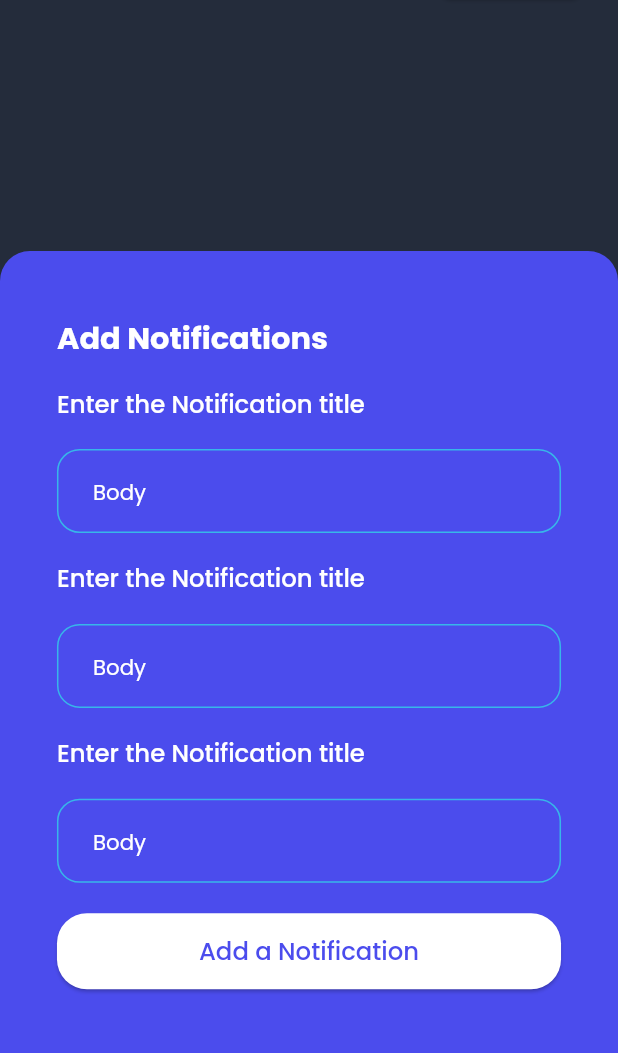
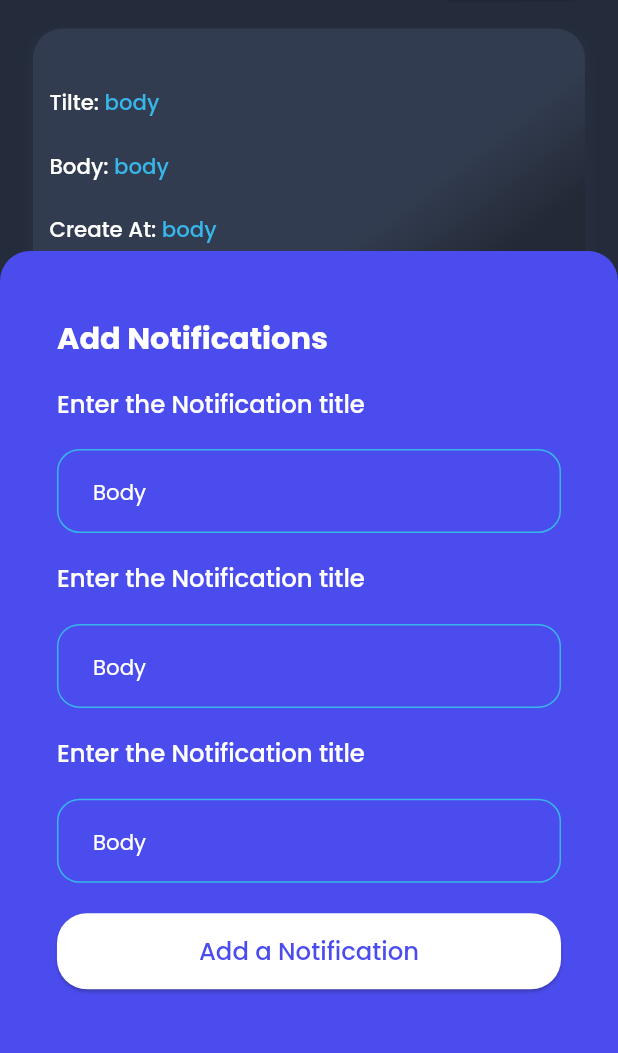
Before and after one commit to Abd44Arfat/full-ecommerce, a Flutter app: the AddNotificationsScreen screen opened directly, after a tap on "Add", on a phone screen of 412 x 824 dp, the part 177-1230 px from its top. Run offline on Flutter 3.47's test engine with Material 3 defaults, Android fonts, the phone set to English and light mode, and no system bars; our stand-ins replace animate_do, cached_network_image, connectivity_plus, dio, firebase_core, firebase_messaging and 13 more; accounts and stored records are empty; generated files the repository leaves out were written again.

Commit message:
finish and and edit notification ui

```diff
--- a/lib/features/admin/add_notifications/presentation/refactors/add_notification_body.dart
+++ b/lib/features/admin/add_notifications/presentation/refactors/add_notification_body.dart
@@ -1,3 +1,4 @@
+import 'package:asroo_store/features/admin/add_notifications/presentation/widgets/add_notification_item.dart';
 import 'package:asroo_store/features/admin/add_notifications/presentation/widgets/craete_notification.dart';
 import 'package:flutter/material.dart';
 import 'package:flutter_screenutil/flutter_screenutil.dart';
@@ -9,12 +10,36 @@ class AddNotificationBody extends StatelessWidget {
   Widget build(BuildContext context) {
     return Padding(
       padding: EdgeInsets.symmetric(horizontal: 20.w, vertical: 30.h),
-      child:Column(children: [
-
+      child: Column(
+        children: [
 //create notification title
-CraeteNotification()
-
-      ],) ,
+          CraeteNotification(),
+//get all  notification
+          Expanded(
+              child: CustomScrollView(
+            slivers: [
+              SliverToBoxAdapter(
+                child: SizedBox(
+                  height: 20.h,
+                ),
+              ),
+              SliverToBoxAdapter(
+                child: ListView.separated(
+                  itemCount: 3,
+                  shrinkWrap: true,
+                  physics: const NeverScrollableScrollPhysics(),
+                  separatorBuilder: (context, index) => SizedBox(
+                    height: 15.h,
+                  ),
+                  itemBuilder: (context, index) {
+                    return AddNotificationItem();
+                  },
+                ),
+              )
+            ],
+          ))
+        ],
+      ),
     );
   }
 }
--- /dev/null
+++ b/lib/features/admin/add_notifications/presentation/widgets/add_notification_item.dart
@@ -0,0 +1,95 @@
+import 'package:asroo_store/core/common/widgets/custom_container_linear_admin.dart';
+import 'package:asroo_store/core/common/widgets/text_app.dart';
+import 'package:asroo_store/core/extensions/context_extension.dart';
+import 'package:asroo_store/core/style/colors/colors_dark.dart';
+import 'package:asroo_store/core/style/fonts/font_family_helper.dart';
+import 'package:asroo_store/core/style/fonts/font_weight_helper.dart';
+
+import 'package:flutter/material.dart';
+import 'package:flutter_screenutil/flutter_screenutil.dart';
+
+class AddNotificationItem extends StatelessWidget {
+  const AddNotificationItem({
+    super.key,
+  });
+
+
+  @override
+  Widget build(BuildContext context) {
+    return CustomContainerLinearAdmin(
+      height: 180.h,
+      width: MediaQuery.of(context).size.width,
+      child: Padding(
+        padding: EdgeInsets.symmetric(horizontal: 10.w, vertical: 15.h),
+        child:const Column(
+          children: [
+            const Spacer(),
+            //Title
+            NotificationInfo(
+              title: 'Tilte: ',
+              body: "body",
+            ),
+            const Spacer(),
+            //Body
+            NotificationInfo(
+              title: 'Body: ',
+              body: "body",
+            ),
+            const Spacer(),
+            NotificationInfo(
+              title: 'Create At: ',
+              body: "body",
+            ),
+            const Spacer(),
+            Row(
+              mainAxisAlignment: MainAxisAlignment.end,
+              children: [
+
+              ],
+            )
+          ],
+        ),
+      ),
+    );
+  }
+}
+
+class NotificationInfo extends StatelessWidget {
+  const NotificationInfo({
+    required this.title,
+    required this.body,
+    super.key,
+  });
+
+  final String title;
+  final String body;
+
+  @override
+  Widget build(BuildContext context) {
+    return Row(
+      children: [
+        TextApp(
+          text: title,
+          theme: context.textStyle.copyWith(
+            fontSize: 14.sp,
+            color: Colors.white,
+            fontFamily: FontFamilyHelper.poppinsEnglish,
+            fontWeight: FontWeightHelper.medium,
+          ),
+        ),
+        SizedBox(height: 8.w),
+        Flexible(
+          child: TextApp(
+            text: body,
+            theme: context.textStyle.copyWith(
+              fontSize: 14.sp,
+              color: ColorsDark.blueLight,
+              fontFamily: FontFamilyHelper.poppinsEnglish,
+              fontWeight: FontWeightHelper.medium,
+            ),
+          ),
+        ),
+      ],
+    );
+  }
+}
```
Also changed, not shown: lib/features/admin/add_notifications/presentation/widgets/edit/edit_notification.dart (added, +29 -0 lines), lib/features/admin/add_notifications/presentation/widgets/edit/edit_notification_bottom_sheet.dart (added, +154 -0 lines).
